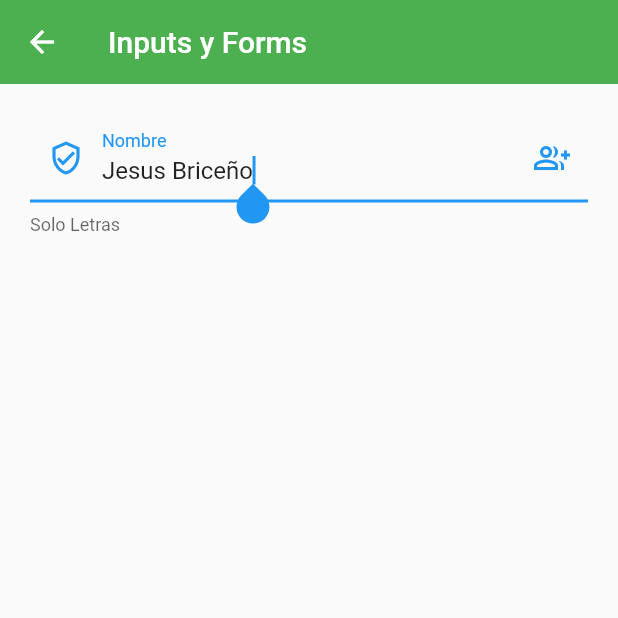
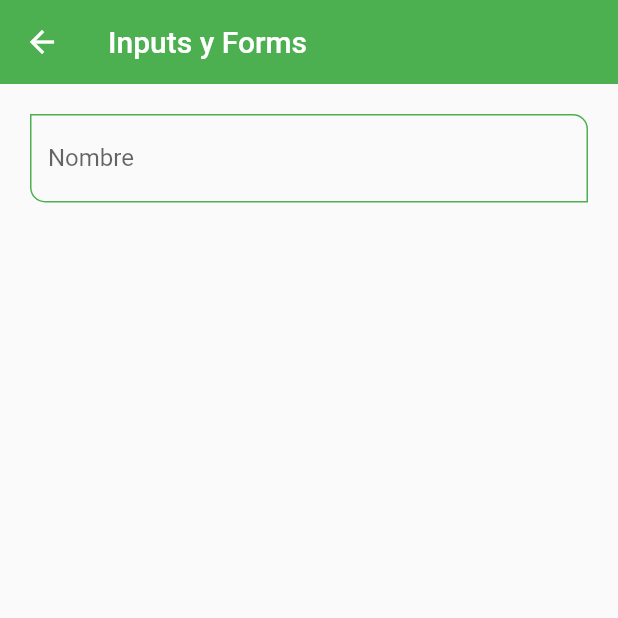
Before and after one commit to alexis19b/flutterapp, a Flutter app: the InputScreen screen opened by its route, on a phone screen of 412 x 824 dp, the top half of it. Run offline on Flutter 3.47's test engine with Material 2 defaults, Android fonts, the phone set to English and light mode, and no system bars.

Commit message:
added input

```diff
--- a/lib/screens/input_screen.dart
+++ b/lib/screens/input_screen.dart
@@ -1,4 +1,6 @@
 import 'package:flutter/material.dart';
+
+import '../widgets/widgets.dart';
 
 class InputScreen extends StatelessWidget {
   const InputScreen({Key? key}) : super(key: key);
@@ -13,26 +15,11 @@ class InputScreen extends StatelessWidget {
         child: Padding(
           padding: const EdgeInsets.symmetric(horizontal: 20, vertical: 20),
           child: Column(
-            children: [
-              TextFormField(
-                autofocus: true,
-                initialValue: 'Jesus Briceño',
-                textCapitalization: TextCapitalization.words,
-                onChanged: (value) {
-                  print('value, $value');
-                },
-                validator: (value) {
-                  if (value == null) return 'Este campo es requerido';
-                  return value.length < 3 ? 'Minimo 3 letrass' : null;
-                },
-                autovalidateMode: AutovalidateMode.onUserInteraction,
-                decoration: const InputDecoration(
-                    hintText: 'Nombre del Usuario',
-                    labelText: 'Nombre',
-                    helperText: 'Solo Letras',
-                    prefixIcon: Icon(Icons.verified_user_outlined),
-                    suffixIcon: Icon(Icons.group_add_outlined)),
-              )
+            children: const [
+              CustomInputField(
+                labelText: 'Nombre',
+                hintText: 'Nombre de usuario',
+              ),
             ],
           ),
         ),
--- a/lib/theme/app_theme.dart
+++ b/lib/theme/app_theme.dart
@@ -18,5 +18,21 @@ class AppTheme {
           style: ElevatedButton.styleFrom(
               backgroundColor: primary,
               shape: const StadiumBorder(),
-              elevation: 0)));
+              elevation: 0)),
+      inputDecorationTheme: const InputDecorationTheme(
+          floatingLabelStyle: TextStyle(color: primary),
+          enabledBorder: OutlineInputBorder(
+              borderSide: BorderSide(color: primary),
+              borderRadius: BorderRadius.only(
+                  bottomLeft: Radius.circular(10),
+                  topRight: Radius.circular(10))),
+          focusedBorder: OutlineInputBorder(
+              borderSide: BorderSide(color: primary),
+              borderRadius: BorderRadius.only(
+                  bottomLeft: Radius.circular(10),
+                  topRight: Radius.circular(10))),
+          border: OutlineInputBorder(
+              borderRadius: BorderRadius.only(
+                  bottomLeft: Radius.circular(10),
+                  bottomRight: Radius.circular(10)))));
 }
--- /dev/null
+++ b/lib/widgets/custom_input_field.dart
@@ -0,0 +1,45 @@
+import 'package:flutter/material.dart';
+
+class CustomInputField extends StatelessWidget {
+  final String? hintText;
+  final String? labelText;
+  final String? helperText;
+  final IconData? icon;
+  final IconData? suffixIcon;
+
+  const CustomInputField({
+    super.key,
+    this.hintText,
+    this.labelText,
+    this.helperText,
+    this.icon,
+    this.suffixIcon,
+  });
+
+  @override
+  Widget build(BuildContext context) {
+    return TextFormField(
+        autofocus: false,
+        textCapitalization: TextCapitalization.words,
+        onChanged: (value) {
+          print('value, $value');
+        },
+        validator: (value) {
+          if (value == null) return 'Este campo es requerido';
+          return value.length < 3 ? 'Minimo 3 letrass' : null;
+        },
+        autovalidateMode: AutovalidateMode.onUserInteraction,
+        decoration: InputDecoration(
+          hintText: hintText,
+          labelText: labelText,
+          helperText: helperText,
+          // prefixIcon: Icon(Icons.verified_user_outlined),
+          suffixIcon: suffixIcon == null ? null : Icon(icon),
+          icon: icon == null ? null : Icon(suffixIcon),
+          // border: OutlineInputBorder(
+          //     borderRadius: BorderRadius.only(
+          //         bottomLeft: Radius.circular(10),
+          // topRight: Radius.circular(10)))
+        ));
+  }
+}
--- a/lib/widgets/widgets.dart
+++ b/lib/widgets/widgets.dart
@@ -1,2 +1,3 @@
 export 'package:fl_components/widgets/custom_car_type2.dart';
 export 'package:fl_components/widgets/custom_card_type_1.dart';
+export 'package:fl_components/widgets/custom_input_field.dart';
```
